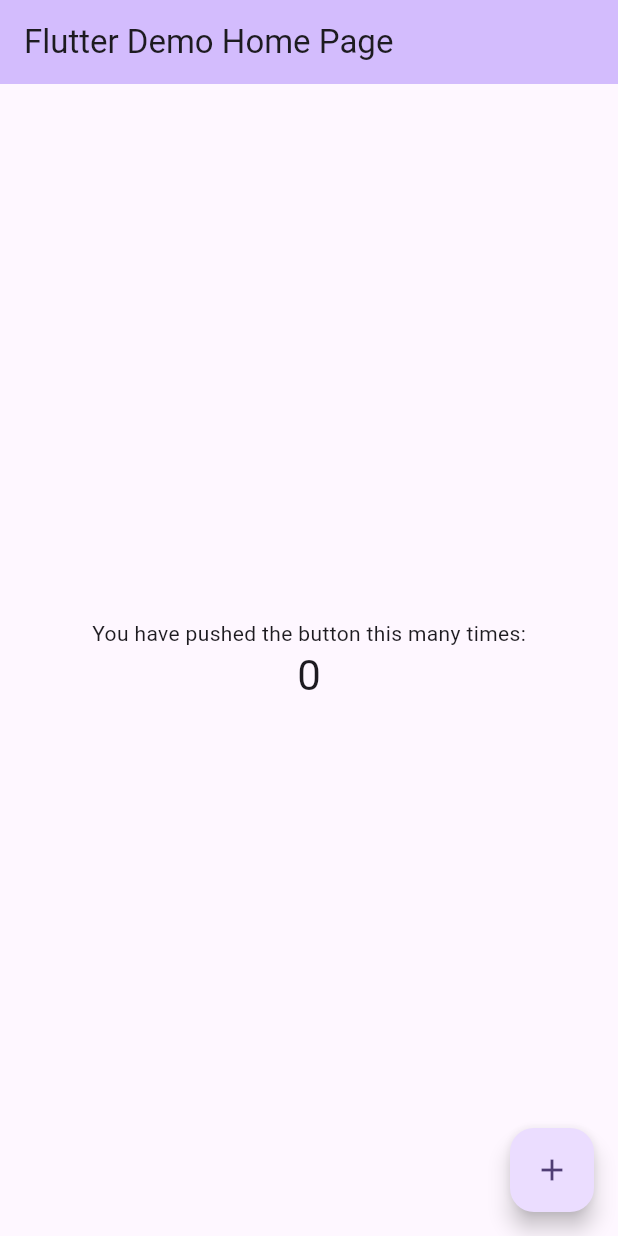
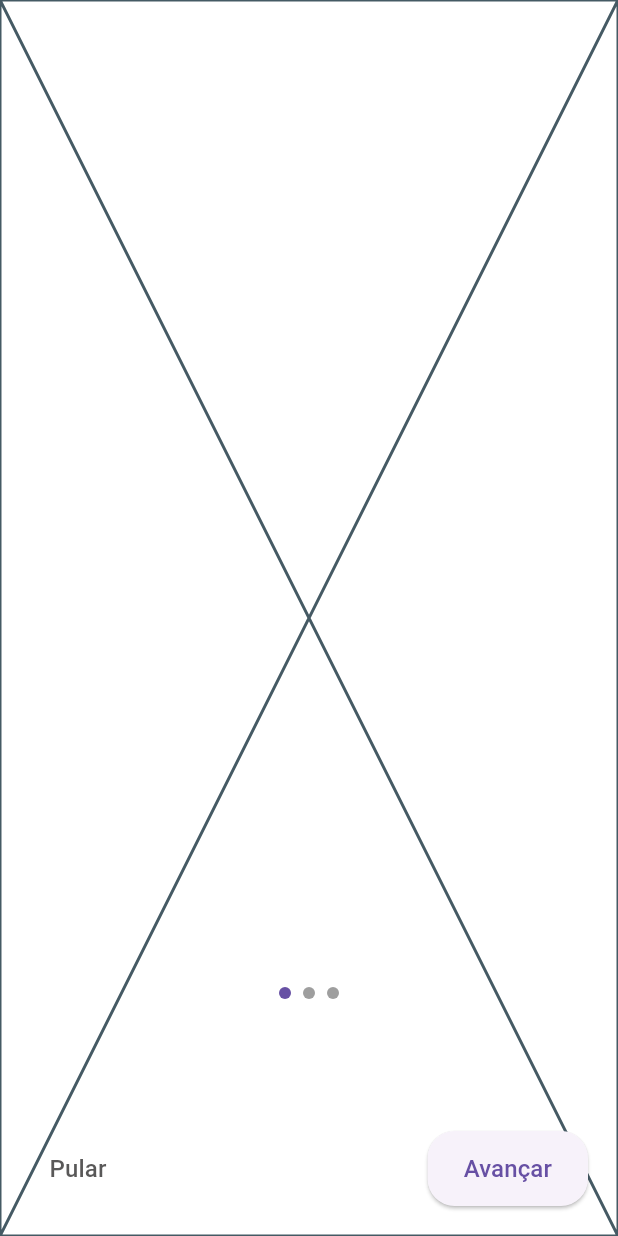
Before and after one commit to celsosoares/cycle-project, a Flutter app: the screen it shows after launch, on a phone screen of 412 x 824 dp. Run offline on Flutter 3.47's test engine with Material 3 defaults, Android fonts, the light colour scheme and no system bars.

Commit message:
Welcome Page structure

```diff
--- a/lib/main.dart
+++ b/lib/main.dart
@@ -1,4 +1,6 @@
 import 'package:flutter/material.dart';
+import 'package:cycle_project/src/view/welcome_page.dart';
+import 'package:cycle_project/src/shared/app_settings.dart';
 
 void main() {
   runApp(const MyApp());
@@ -7,119 +9,21 @@ void main() {
 class MyApp extends StatelessWidget {
   const MyApp({super.key});
 
-  // This widget is the root of your application.
   @override
   Widget build(BuildContext context) {
+    AppSettings.screenWidth = MediaQuery.of(context).size.width;
+    AppSettings.screenHeight = MediaQuery.of(context).size.height;
+
     return MaterialApp(
-      title: 'Flutter Demo',
-      theme: ThemeData(
-        // This is the theme of your application.
-        //
-        // TRY THIS: Try running your application with "flutter run". You'll see
-        // the application has a blue toolbar. Then, without quitting the app,
-        // try changing the seedColor in the colorScheme below to Colors.green
-        // and then invoke "hot reload" (save your changes or press the "hot
-        // reload" button in a Flutter-supported IDE, or press "r" if you used
-        // the command line to start the app).
-        //
-        // Notice that the counter didn't reset back to zero; the application
-        // state is not lost during the reload. To reset the state, use hot
-        // restart instead.
-        //
-        // This works for code too, not just values: Most code changes can be
-        // tested with just a hot reload.
-        colorScheme: ColorScheme.fromSeed(seedColor: Colors.deepPurple),
-        useMaterial3: true,
-      ),
-      home: const MyHomePage(title: 'Flutter Demo Home Page'),
-    );
+        debugShowCheckedModeBanner: false,
+        title: 'Upcycle',
+        theme: ThemeData(
+          primarySwatch: Colors.green,
+          appBarTheme: AppBarTheme(elevation: 0, backgroundColor: Colors.green),
+        ),
+        initialRoute: WelcomePage.routeName,
+        routes: {
+          WelcomePage.routeName: (context) => const WelcomePage(),
+        });
   }
 }
-
-class MyHomePage extends StatefulWidget {
-  const MyHomePage({super.key, required this.title});
-
-  // This widget is the home page of your application. It is stateful, meaning
-  // that it has a State object (defined below) that contains fields that affect
-  // how it looks.
-
-  // This class is the configuration for the state. It holds the values (in this
-  // case the title) provided by the parent (in this case the App widget) and
-  // used by the build method of the State. Fields in a Widget subclass are
-  // always marked "final".
-
-  final String title;
-
-  @override
-  State<MyHomePage> createState() => _MyHomePageState();
-}
-
-class _MyHomePageState extends State<MyHomePage> {
-  int _counter = 0;
-
-  void _incrementCounter() {
-    setState(() {
-      // This call to setState tells the Flutter framework that something has
-      // changed in this State, which causes it to rerun the build method below
-      // so that the display can reflect the updated values. If we changed
-      // _counter without calling setState(), then the build method would not be
-      // called again, and so nothing would appear to happen.
-      _counter++;
-    });
-  }
-
-  @override
-  Widget build(BuildContext context) {
-    // This method is rerun every time setState is called, for instance as done
-    // by the _incrementCounter method above.
-    //
-    // The Flutter framework has been optimized to make rerunning build methods
-    // fast, so that you can just rebuild anything that needs updating rather
-    // than having to individually change instances of widgets.
-    return Scaffold(
-      appBar: AppBar(
-        // TRY THIS: Try changing the color here to a specific color (to
-        // Colors.amber, perhaps?) and trigger a hot reload to see the AppBar
-        // change color while the other colors stay the same.
-        backgroundColor: Theme.of(context).colorScheme.inversePrimary,
-        // Here we take the value from the MyHomePage object that was created by
-        // the App.build method, and use it to set our appbar title.
-        title: Text(widget.title),
-      ),
-      body: Center(
-        // Center is a layout widget. It takes a single child and positions it
-        // in the middle of the parent.
-        child: Column(
-          // Column is also a layout widget. It takes a list of children and
-          // arranges them vertically. By default, it sizes itself to fit its
-          // children horizontally, and tries to be as tall as its parent.
-          //
-          // Column has various properties to control how it sizes itself and
-          // how it positions its children. Here we use mainAxisAlignment to
-          // center the children vertically; the main axis here is the vertical
-          // axis because Columns are vertical (the cross axis would be
-          // horizontal).
-          //
-          // TRY THIS: Invoke "debug painting" (choose the "Toggle Debug Paint"
-          // action in the IDE, or press "p" in the console), to see the
-          // wireframe for each widget.
-          mainAxisAlignment: MainAxisAlignment.center,
-          children: <Widget>[
-            const Text(
-              'You have pushed the button this many times:',
-            ),
-            Text(
-              '$_counter',
-              style: Theme.of(context).textTheme.headlineMedium,
-            ),
-          ],
-        ),
-      ),
-      floatingActionButton: FloatingActionButton(
-        onPressed: _incrementCounter,
-        tooltip: 'Increment',
-        child: const Icon(Icons.add),
-      ), // This trailing comma makes auto-formatting nicer for build methods.
-    );
-  }
-}
--- /dev/null
+++ b/lib/src/shared/app_settings.dart
@@ -0,0 +1,4 @@
+class AppSettings {
+  static double screenWidth = 0;
+  static double screenHeight = 0;
+}
--- /dev/null
+++ b/lib/src/view/welcome_page.dart
@@ -0,0 +1,135 @@
+import 'package:flutter/material.dart';
+import 'package:cycle_project/src/view/welcome_page_contents.dart';
+
+class WelcomePage extends StatefulWidget {
+  const WelcomePage({Key? key}) : super(key: key);
+  static const routeName = '/WelcomePage';
+
+  @override
+  State<WelcomePage> createState() => _WelcomePageState();
+}
+
+class _WelcomePageState extends State<WelcomePage> {
+  int currentPage = 0;
+
+  void goToNextPage() {
+    setState(() {
+      if (currentPage < 2) {
+        currentPage++;
+      } else {
+        Navigator.pushNamed(context, '');
+      }
+    });
+  }
+
+  @override
+  Widget build(BuildContext context) {
+    String finalPageButton = 'Avançar';
+    Widget pageWidget = Container();
+
+    if (currentPage == 0) {
+      pageWidget = PageOne();
+    } else if (currentPage == 1) {
+      pageWidget = PageTwo();
+    } else if (currentPage == 2) {
+      pageWidget = PageThree();
+    }
+
+    List<Widget> pageIndicator = List.generate(
+      3,
+      (index) => Padding(
+        padding: const EdgeInsets.symmetric(horizontal: 4.0),
+        child: Container(
+          width: 8,
+          height: 8,
+          decoration: BoxDecoration(
+            shape: BoxShape.circle,
+            color: currentPage == index
+                ? Theme.of(context).primaryColor
+                : Colors.grey,
+          ),
+        ),
+      ),
+    );
+
+    return Scaffold(
+      backgroundColor: Colors.white,
+      body: Stack(
+        children: [
+          pageWidget,
+          Positioned(
+            top: 0,
+            bottom: 0,
+            right: 100,
+            left: 100,
+            child: Padding(
+              padding: const EdgeInsets.only(top: 500.0),
+              child: Row(
+                mainAxisAlignment: MainAxisAlignment.center,
+                children: pageIndicator,
+              ),
+            ),
+          ),
+          Row(
+            mainAxisAlignment: MainAxisAlignment.spaceBetween,
+            children: [
+              Align(
+                alignment: Alignment.bottomLeft,
+                child: Padding(
+                  padding: const EdgeInsets.fromLTRB(20, 0, 20, 20),
+                  child: SizedBox(
+                    height: 50,
+                    child: TextButton(
+                      onPressed: () {
+                        Navigator.pushNamed(context, '/SignIn');
+                      },
+                      child: const Text(
+                        "Pular",
+                        style: TextStyle(
+                          color: Color.fromARGB(221, 63, 62, 62),
+                          fontSize: 16,
+                        ),
+                      ),
+                    ),
+                  ),
+                ),
+              ),
+              const Align(
+                alignment: Alignment.bottomCenter,
+                child: Padding(
+                  padding: EdgeInsets.fromLTRB(20, 0, 20, 20),
+                  child: SizedBox(
+                    width: 100,
+                  ),
+                ),
+              ),
+              Align(
+                alignment: Alignment.bottomRight,
+                child: Padding(
+                  padding: const EdgeInsets.fromLTRB(0, 0, 20, 20),
+                  child: SizedBox(
+                    height: 50,
+                    child: ElevatedButton(
+                      style: ElevatedButton.styleFrom(
+                        shape: RoundedRectangleBorder(
+                          borderRadius: BorderRadius.circular(18),
+                        ),
+                      ),
+                      onPressed: () {
+                        goToNextPage();
+                      },
+                      child: Text(
+                        finalPageButton,
+                        style: const TextStyle(fontSize: 16),
+                      ),
+                    ),
+                  ),
+                ),
+              ),
+            ],
+          ),
+        ],
+      ),
+    );
+  }
+}
--- /dev/null
+++ b/lib/src/view/welcome_page_contents.dart
@@ -0,0 +1,28 @@
+import 'package:flutter/material.dart';
+
+class PageOne extends StatelessWidget {
+  const PageOne({super.key});
+
+  @override
+  Widget build(BuildContext context) {
+    return const Placeholder();
+  }
+}
+
+class PageTwo extends StatelessWidget {
+  const PageTwo({super.key});
+
+  @override
+  Widget build(BuildContext context) {
+    return const Placeholder();
+  }
+}
+
+class PageThree extends StatelessWidget {
+  const PageThree({super.key});
+
+  @override
+  Widget build(BuildContext context) {
+    return const Placeholder();
+  }
+}
```
Also changed, not shown: pubspec.lock, 164 other files.
